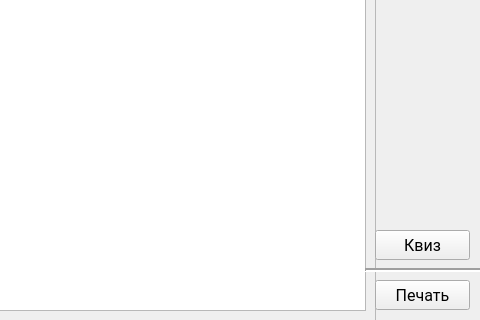
Qt form ui/theory_template.ui (vemneyy/educational-practice-gui) before a commit; both pictures show x 575 to 1055 and y 370 to 690 of the 1055 by 690 pixel window.
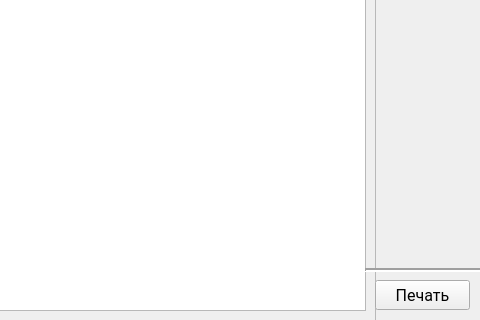
The same form after that commit. Icons and pictures are not drawn.

The edit to the form file:
```diff
--- a/ui/theory_template.ui
+++ b/ui/theory_template.ui
@@ -209,25 +209,6 @@
      <set>Qt::AlignCenter</set>
     </property>
    </widget>
-   <widget class="QPushButton" name="buttonQuiz">
-    <property name="geometry">
-     <rect>
-      <x>950</x>
-      <y>600</y>
-      <width>95</width>
-      <height>30</height>
-     </rect>
-    </property>
-    <property name="font">
-     <font>
-      <family>Roboto</family>
-      <pointsize>12</pointsize>
-     </font>
-    </property>
-    <property name="text">
-     <string>Квиз</string>
-    </property>
-   </widget>
    <zorder>scrollArea</zorder>
    <zorder>buttonForward</zorder>
    <zorder>buttonMain</zorder>
```
Left out of the diff: 1 changed line with no effect on the pictures.
